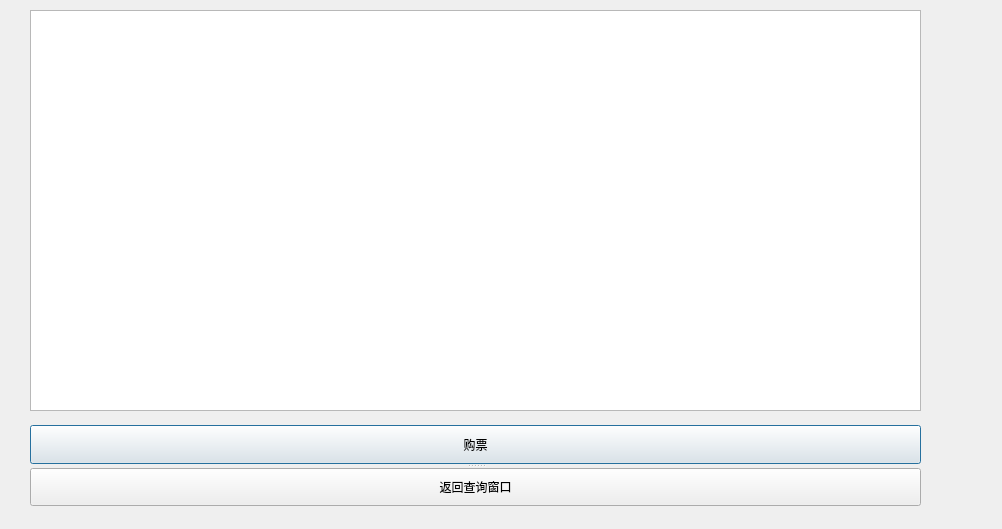
Above: Client/UI/TrainUI/searchticket.ui from TimerChen/TrainTickets before the change. Below: the same form after it.
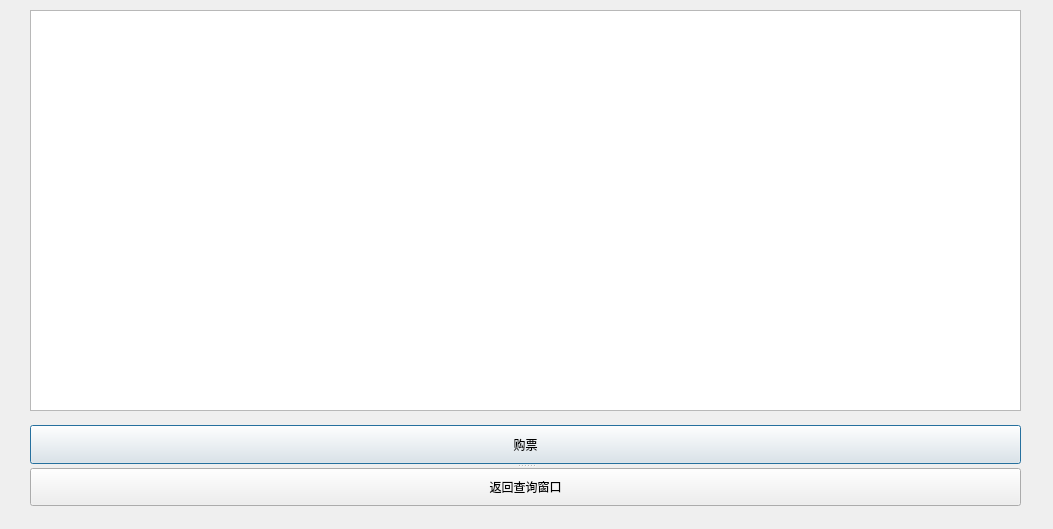
That is the form after the change. Icons and pictures are not drawn.

What changed in the file:
```diff
--- a/Client/UI/TrainUI/searchticket.ui
+++ b/Client/UI/TrainUI/searchticket.ui
@@ -6,7 +6,7 @@
    <rect>
     <x>0</x>
     <y>0</y>
-    <width>1002</width>
+    <width>1053</width>
     <height>529</height>
    </rect>
   </property>
@@ -22,7 +22,7 @@
     <rect>
      <x>30</x>
      <y>10</y>
-     <width>891</width>
+     <width>991</width>
      <height>401</height>
     </rect>
    </property>
@@ -32,7 +32,7 @@
     <rect>
      <x>30</x>
      <y>425</y>
-     <width>891</width>
+     <width>991</width>
      <height>81</height>
     </rect>
    </property>
```
